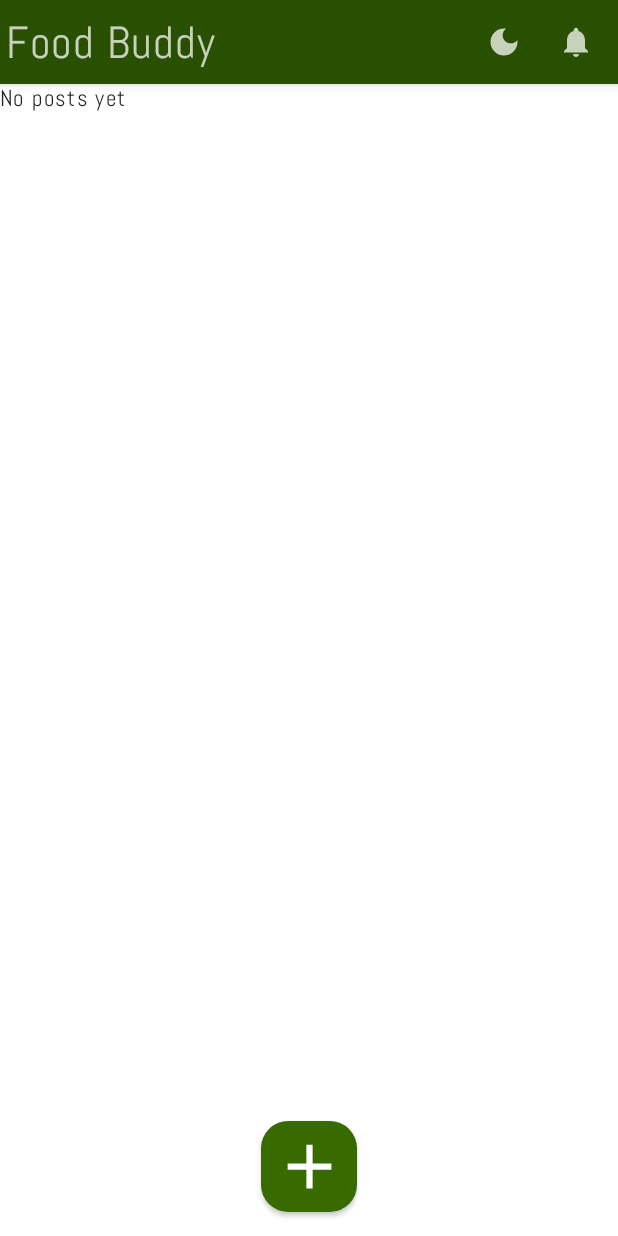
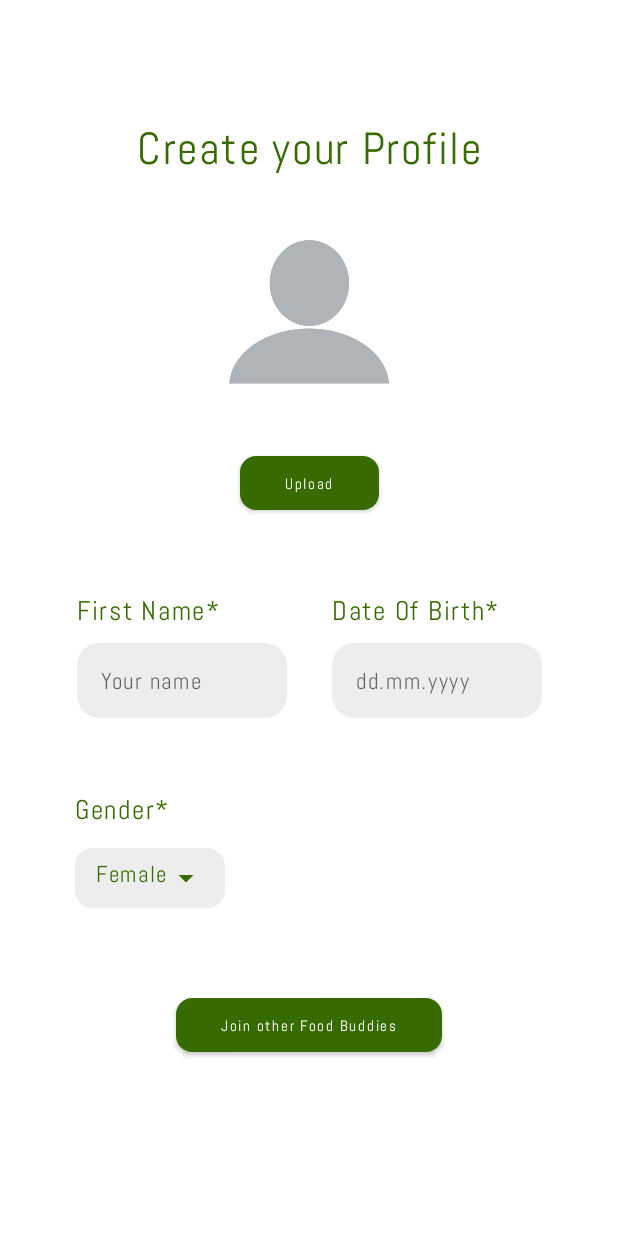
Before and after one commit to emoba-fhnw/ws6c-valerobles, an Android app built with Jetpack Compose: the screen it shows after launch (MainActivity), on a phone screen of 412 x 824 dp. Run offline under Robolectric (Android 15) with nearby library versions, the phone set to English and light mode, and no system bars; 1 statement that could not run was skipped.

Commit message:
changed font on loginscreen

```diff
--- a/app/src/main/kotlin/fhnw/ws6c/theapp/model/FoodBuddyModel.kt
+++ b/app/src/main/kotlin/fhnw/ws6c/theapp/model/FoodBuddyModel.kt
@@ -50,7 +50,7 @@ class FoodBuddyModel( val context: ComponentActivity,
 
     var notificationMessage by mutableStateOf("")
     var restaurantName      by mutableStateOf("Lorem ipsum")
-    var address                by mutableStateOf("Address")
+    var address             by mutableStateOf("Address")
     var description         by mutableStateOf("Hello")
     var postImage           by mutableStateOf("gcDyCD")
     var postImageBitmap     by mutableStateOf(loadImageFromFile(R.drawable.blanc_profile))
@@ -65,7 +65,7 @@ class FoodBuddyModel( val context: ComponentActivity,
     private val modelScope = CoroutineScope(SupervisorJob() + Dispatchers.IO)
 
 
-    var currentScreen by mutableStateOf(Screen.DASHBOARD)
+    var currentScreen by mutableStateOf(Screen.LOGINSCREEN)
     var currentTab by mutableStateOf(Tab.MYEVENTS)
     var currentPost: Post? by mutableStateOf(null)
 
--- a/app/src/main/kotlin/fhnw/ws6c/theapp/ui/LoginScreen.kt
+++ b/app/src/main/kotlin/fhnw/ws6c/theapp/ui/LoginScreen.kt
@@ -20,6 +20,7 @@ import androidx.compose.ui.unit.dp
 import androidx.compose.ui.unit.sp
 import fhnw.ws6c.theapp.model.FoodBuddyModel
 import fhnw.ws6c.theapp.model.Screen
+import fhnw.ws6c.theapp.ui.theme.typography
 
 
 var expanded by mutableStateOf(false)
@@ -51,10 +52,16 @@ fun LoginBody(model: FoodBuddyModel) {
                 .fillMaxSize(),
             Arrangement.Center,
             Alignment.CenterHorizontally) {
-            Text(text = notification, style = TextStyle(Color.Red))
-            Text(text = "Create your Profile",
+            Text(
+                text = notification,
+                style = typography.h4,
+                color = Color.Red
+            )
+            Text(
+                text = "Create your Profile",
                 textAlign = TextAlign.Center,
-                style = TextStyle(fontSize = 30.sp, color = Color(55, 107, 0))
+                style = typography.h1,
+                color = Color(55, 107, 0)
             )
 
             //  IMAGE
@@ -93,7 +100,10 @@ fun LoginBody(model: FoodBuddyModel) {
                 ),
                 shape = RoundedCornerShape(30)
                 ) {
-                Text(text = "Upload")
+                Text(
+                    text = "Upload",
+                    style = typography.h4
+                )
             }
             Spacer(modifier = Modifier.height(50.dp))
             //  NAME     // AGE
@@ -126,7 +136,10 @@ fun LoginBody(model: FoodBuddyModel) {
                 ),
                 shape = RoundedCornerShape(30)
             ) {
-                Text(text = "Join other Food Buddies")
+                Text(
+                    text = "Join other Food Buddies",
+                    style = typography.h4
+                )
             }
             Spacer(modifier = Modifier.height(50.dp))
 
@@ -143,12 +156,13 @@ fun LabelAndPlaceHolderName(model: FoodBuddyModel, label : String, placeholder:
         Column() {
             Text(
                 text = "$label*",
-                style = TextStyle(fontSize = 18.sp, color = Color(55, 107, 0))
+                style = typography.h2,
+                color = Color(55, 107, 0)
 
             )
             Spacer(modifier = Modifier.height(10.dp))
             TextField(
-                textStyle = TextStyle(fontSize = 15.sp),
+                textStyle = typography.h3,
                 modifier = Modifier
                     .width(140.dp)
                     .height(50.dp)
@@ -165,7 +179,7 @@ fun LabelAndPlaceHolderName(model: FoodBuddyModel, label : String, placeholder:
                 //label = { Text(text = label) },
                 placeholder = { Text(
                     text = placeholder,
-                    style = TextStyle(fontSize = 15.sp)
+                    style = typography.h3
                 ) },
             )
         }
@@ -178,12 +192,13 @@ fun LabelAndPlaceHolderAge(model: FoodBuddyModel, label : String, placeholder: S
         Column() {
             Text(
                 text = "$label*",
-                style = TextStyle(fontSize = 18.sp, color = Color(55, 107, 0))
+                style = typography.h2,
+                color = Color(55, 107, 0)
 
             )
             Spacer(modifier = Modifier.height(10.dp))
             TextField(
-                textStyle = TextStyle(fontSize = 15.sp),
+                textStyle = typography.h3,
                 modifier = Modifier
                     .width(140.dp)
                     .height(50.dp)
@@ -200,7 +215,7 @@ fun LabelAndPlaceHolderAge(model: FoodBuddyModel, label : String, placeholder: S
                 //label = { Text(text = label) },
                 placeholder = { Text(
                     text = placeholder,
-                    style = TextStyle(fontSize = 15.sp)
+                    style = typography.h3
                 ) },
             )
         }
@@ -216,7 +231,8 @@ fun DropDownMenuGender(model: FoodBuddyModel){
             Column() {
                 Text(
                     text = "Gender*",
-                    style = TextStyle(fontSize = 18.sp, color = Color(55, 107, 0))
+                    style = typography.h2,
+                    color = Color(55, 107, 0)
                 )
                 Spacer(modifier = Modifier.height(10.dp))
                 TextButton(
@@ -228,7 +244,8 @@ fun DropDownMenuGender(model: FoodBuddyModel){
                     Row {
                         Text(
                             text = "$selectedItem",
-                            style = TextStyle(fontSize = 15.sp, color = Color(55, 107, 0))
+                            style = typography.h3,
+                            color = Color(55, 107, 0)
                         )
                         Icon(
                             Icons.Default.ArrowDropDown,
```
